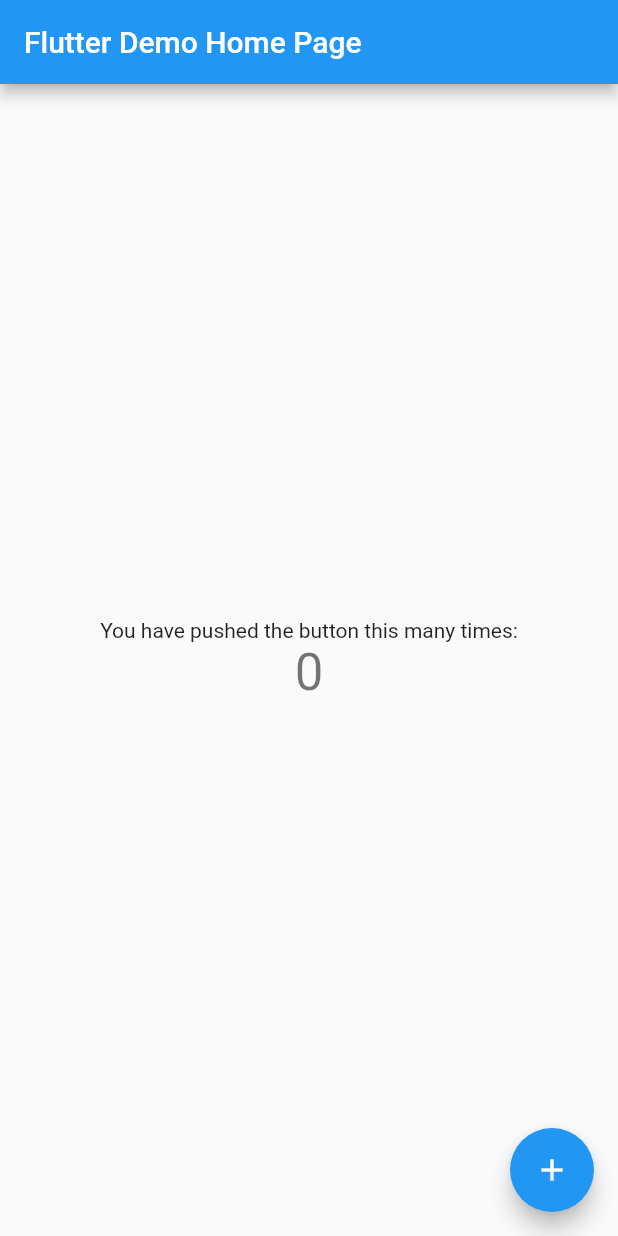
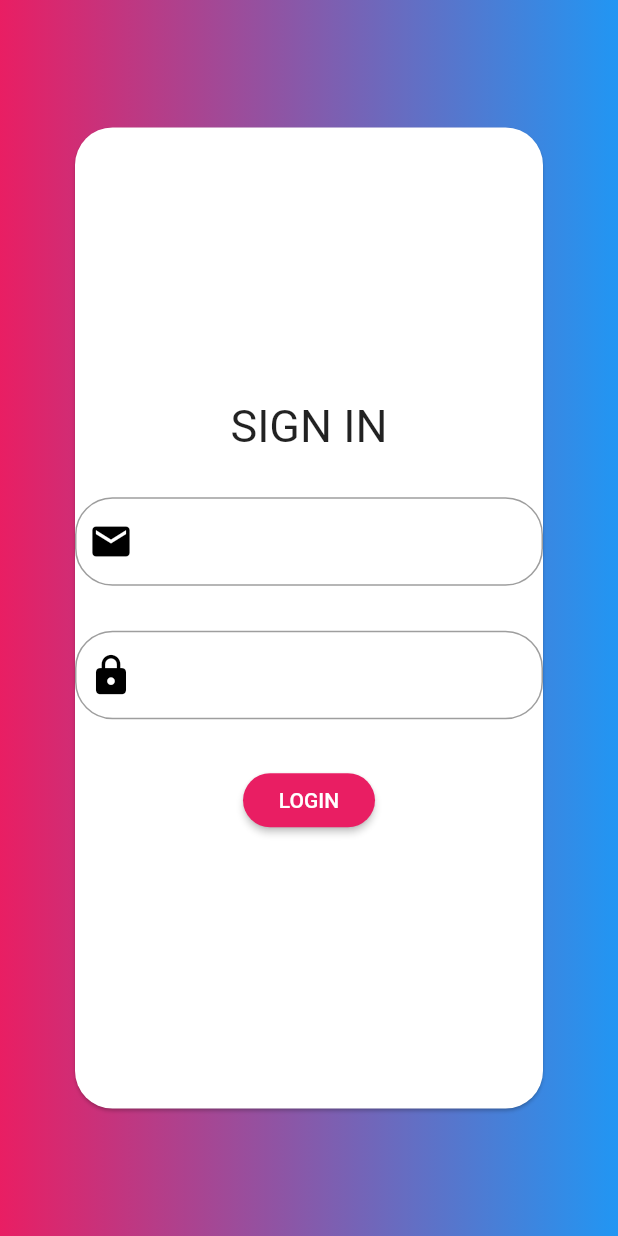
Before and after one commit to greenfield0000/go-food, a Flutter app: the screen it shows after launch, on a phone screen of 412 x 824 dp. Run offline on Flutter 3.47's test engine with Material 2 defaults, Android fonts, the phone set to English and light mode, and no system bars.

Commit message:
add first login page with mobile app

```diff
--- a/mobile/lib/main.dart
+++ b/mobile/lib/main.dart
@@ -9,21 +9,9 @@ class MyApp extends StatelessWidget {
   @override
   Widget build(BuildContext context) {
     return MaterialApp(
-      title: 'Flutter Demo',
+      title: 'Food Demo',
       theme: ThemeData(
-        // This is the theme of your application.
-        //
-        // Try running your application with "flutter run". You'll see the
-        // application has a blue toolbar. Then, without quitting the app, try
-        // changing the primarySwatch below to Colors.green and then invoke
-        // "hot reload" (press "r" in the console where you ran "flutter run",
-        // or simply save your changes to "hot reload" in a Flutter IDE).
-        // Notice that the counter didn't reset back to zero; the application
-        // is not restarted.
         primarySwatch: Colors.blue,
-        // This makes the visual density adapt to the platform that you run
-        // the app on. For desktop platforms, the controls will be smaller and
-        // closer together (more dense) than on mobile platforms.
         visualDensity: VisualDensity.adaptivePlatformDensity,
       ),
       home: MyHomePage(title: 'Flutter Demo Home Page'),
@@ -34,15 +22,6 @@ class MyApp extends StatelessWidget {
 class MyHomePage extends StatefulWidget {
   MyHomePage({Key key, this.title}) : super(key: key);
 
-  // This widget is the home page of your application. It is stateful, meaning
-  // that it has a State object (defined below) that contains fields that affect
-  // how it looks.
-
-  // This class is the configuration for the state. It holds the values (in this
-  // case the title) provided by the parent (in this case the App widget) and
-  // used by the build method of the State. Fields in a Widget subclass are
-  // always marked "final".
-
   final String title;
 
   @override
@@ -50,68 +29,82 @@ class MyHomePage extends StatefulWidget {
 }
 
 class _MyHomePageState extends State<MyHomePage> {
-  int _counter = 0;
-
-  void _incrementCounter() {
-    setState(() {
-      // This call to setState tells the Flutter framework that something has
-      // changed in this State, which causes it to rerun the build method below
-      // so that the display can reflect the updated values. If we changed
-      // _counter without calling setState(), then the build method would not be
-      // called again, and so nothing would appear to happen.
-      _counter++;
-    });
-  }
-
   @override
   Widget build(BuildContext context) {
-    // This method is rerun every time setState is called, for instance as done
-    // by the _incrementCounter method above.
-    //
-    // The Flutter framework has been optimized to make rerunning build methods
-    // fast, so that you can just rebuild anything that needs updating rather
-    // than having to individually change instances of widgets.
     return Scaffold(
-      appBar: AppBar(
-        // Here we take the value from the MyHomePage object that was created by
-        // the App.build method, and use it to set our appbar title.
-        title: Text(widget.title),
+      body: Container(
+        decoration: BoxDecoration(
+          gradient: LinearGradient(colors: [Colors.pink, Colors.blue]),
         ),
-      body: Center(
-        // Center is a layout widget. It takes a single child and positions it
-        // in the middle of the parent.
+        child: Container(
+          width: MediaQuery.of(context).size.width,
+          height: MediaQuery.of(context).size.height,
+          margin: EdgeInsets.symmetric(horizontal: 50),
+          alignment: Alignment.center,
+          child: Center(
+            child: Card(
+              margin: EdgeInsets.symmetric(vertical: 85.0),
+              shape: RoundedRectangleBorder(
+                borderRadius: BorderRadius.all(Radius.circular(25)),
+              ),
               child: Column(
-          // Column is also a layout widget. It takes a list of children and
-          // arranges them vertically. By default, it sizes itself to fit its
-          // children horizontally, and tries to be as tall as its parent.
-          //
-          // Invoke "debug painting" (press "p" in the console, choose the
-          // "Toggle Debug Paint" action from the Flutter Inspector in Android
-          // Studio, or the "Toggle Debug Paint" command in Visual Studio Code)
-          // to see the wireframe for each widget.
-          //
-          // Column has various properties to control how it sizes itself and
-          // how it positions its children. Here we use mainAxisAlignment to
-          // center the children vertically; the main axis here is the vertical
-          // axis because Columns are vertical (the cross axis would be
-          // horizontal).
                 mainAxisAlignment: MainAxisAlignment.center,
                 children: <Widget>[
                   Text(
-              'You have pushed the button this many times:',
+                    'SIGN IN',
+                    style: TextStyle(fontSize: 30.0),
                   ),
-            Text(
-              '$_counter',
-              style: Theme.of(context).textTheme.headline4,
+                  const SizedBox(height: 30),
+                  TextField(
+                    decoration: InputDecoration(
+                      fillColor: Colors.pink,
+                      border: new OutlineInputBorder(
+                        borderRadius: const BorderRadius.all(
+                          const Radius.circular(25.0),
                         ),
+                      ),
+                      prefixIcon: Icon(
+                        Icons.email,
+                        color: Colors.black,
+                        size: 30.0,
+                      ),
+                    ),
+                  ),
+                  const SizedBox(height: 30),
+                  TextField(
+                    obscureText: true,
+                    decoration: InputDecoration(
+                      fillColor: Colors.pink,
+                      border: OutlineInputBorder(
+                        borderRadius: const BorderRadius.all(
+                          const Radius.circular(25.0),
+                        ),
+                      ),
+                      prefixIcon: Icon(
+                        Icons.lock,
+                        color: Colors.black,
+                        size: 30.0,
+                      ),
+                    ),
+                  ),
+                  const SizedBox(height: 30),
+                  RaisedButton(
+                    onPressed: () {},
+                    child: Text(
+                      'Login'.toUpperCase(),
+                      style: TextStyle(color: Colors.white),
+                    ),
+                    color: Colors.pink,
+                    shape: RoundedRectangleBorder(
+                      borderRadius: BorderRadius.all(Radius.circular(25)),
+                    ),
+                  )
                 ],
               ),
             ),
-      floatingActionButton: FloatingActionButton(
-        onPressed: _incrementCounter,
-        tooltip: 'Increment',
-        child: Icon(Icons.add),
-      ), // This trailing comma makes auto-formatting nicer for build methods.
+          ),
+        ),
+      ),
     );
   }
 }
```
Also changed, not shown: 1 other file. Lines whose indentation alone changed are shown as unchanged.
